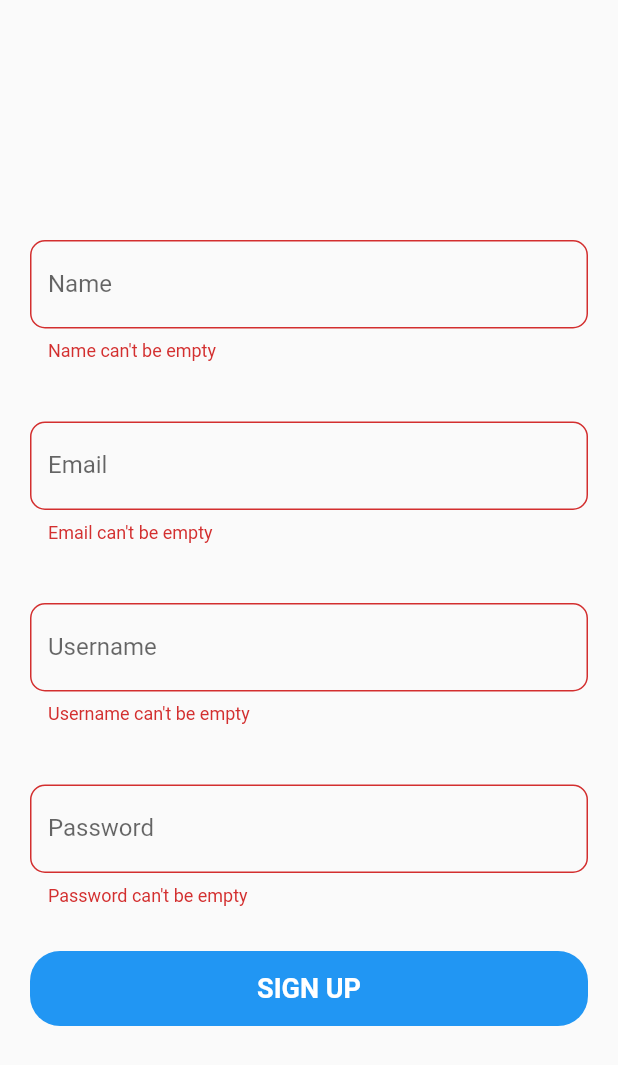
After one commit to gigili/did-you-buy-it-flutter, a Flutter app: the RegisterScreen screen opened by its route, after a tap on "SIGN UP", on a phone screen of 412 x 824 dp. The commit adds this screen. Shown: the top 1065 px of the screen. Run offline on Flutter 3.47's test engine with Material 2 defaults, Android fonts, the phone set to English and light mode, and no system bars; our stand-ins replace shared_preferences; accounts and stored records are empty.

Commit message:
Refactor all files and folders

```diff
--- /dev/null
+++ b/lib/ui/form/auth/register_form.dart
@@ -0,0 +1,138 @@
+import 'dart:convert';
+
+import 'package:did_you_buy_it/constants.dart';
+import 'package:did_you_buy_it/ui/widgets/rounded_button_widget.dart';
+import 'package:did_you_buy_it/utils/helpers.dart';
+import 'package:did_you_buy_it/utils/network_utility.dart';
+import 'package:did_you_buy_it/utils/types.dart';
+import 'package:flutter/material.dart';
+
+class RegisterForm extends StatefulWidget {
+  @override
+  _RegisterFormState createState() => _RegisterFormState();
+}
+
+class _RegisterFormState extends State<RegisterForm> {
+  final _formKey = GlobalKey<FormState>();
+  String? name = "";
+  String? email = "";
+  String? username = "";
+  String? password = "";
+
+  @override
+  Widget build(BuildContext context) {
+    return Form(
+      key: _formKey,
+      child: SingleChildScrollView(
+        child: Column(
+          children: [
+            Container(
+              child: Padding(
+                padding: paddingMediumAll,
+                child: TextFormField(
+                  decoration: defaultInputDecoration("Name", "Name"),
+                  validator: (value) {
+                    if (value == null || value.isEmpty) {
+                      return "Name can't be empty";
+                    }
+                    return null;
+                  },
+                  onSaved: (newValue) => name = newValue,
+                ),
+              ),
+            ),
+            Container(
+              child: Padding(
+                padding: paddingMediumAll,
+                child: TextFormField(
+                  decoration: defaultInputDecoration("Email", "Email"),
+                  autofillHints: [AutofillHints.email],
+                  validator: (value) {
+                    if (value == null || value.isEmpty) {
+                      return "Email can't be empty";
+                    }
+
+                    if (!value.contains("@") || !emailRegex.hasMatch(value)) {
+                      return "Invalid e-mail address";
+                    }
+
+                    return null;
+                  },
+                  onSaved: (newValue) => email = newValue,
+                ),
+              ),
+            ),
+            Container(
+              child: Padding(
+                padding: paddingMediumAll,
+                child: TextFormField(
+                  decoration: defaultInputDecoration("Username", "Username"),
+                  validator: (value) {
+                    if (value == null || value.isEmpty) {
+                      return "Username can't be empty";
+                    }
+                    return null;
+                  },
+                  onSaved: (newValue) => username = newValue,
+                ),
+              ),
+            ),
+            Container(
+              child: Padding(
+                padding: paddingMediumAll,
+                child: TextFormField(
+                  obscureText: true,
+                  decoration: defaultInputDecoration("Password", "Password"),
+                  validator: (value) {
+                    if (value == null || value.isEmpty) {
+                      return "Password can't be empty";
+                    }
+                    return null;
+                  },
+                  onSaved: (newValue) => password = newValue,
+                ),
+              ),
+            ),
+            Container(
+              height: 10,
+              child: SizedBox(height: 10),
+            ),
+            Container(
+              child: RoundedButtonWidget(
+                label: "SIGN UP",
+                onPress: () {
+                  if (_formKey.currentState!.validate()) {
+                    register();
+                  }
+                },
+              ),
+            ),
+          ],
+        ),
+      ),
+    );
+  }
+
+  void register() {
+    callAPI("/register", params: {
+      "name": name,
+      "email": email,
+      "username": username,
+      "password": hashStr(password!)
+    }, callback: (String data) {
+      var result = jsonDecode(data);
+      if (result["success"]) {
+        showMsgDialog(context,
+            title: "Registration successful", message: result["message"]);
+      } else {
+        showMsgDialog(context,
+            title: "Registration failed",
+            message: "Unable to register an account");
+      }
+    }, errorCallback: (int statusCode, String data) {
+      var result = jsonDecode(data);
+      showMsgDialog(context,
+          title: "Registration failed", message: result["error"]["message"]);
+    }, requestMethod: RequestMethod.POST);
+  }
+}
--- a/lib/screens/auth/password_reset.dart
+++ b/lib/ui/screens/auth/password_reset.dart
@@ -1,15 +1,14 @@
 import 'dart:convert';
-
-import 'package:did_you_buy_it/screens/auth/password_reset_form.dart';
+import 'package:did_you_buy_it/constants.dart';
+import 'package:did_you_buy_it/ui/form/auth/password_reset_form.dart';
+import 'package:did_you_buy_it/ui/widgets/rounded_button_widget.dart';
 import 'package:did_you_buy_it/utils/helpers.dart';
 import 'package:did_you_buy_it/utils/network_utility.dart';
 import 'package:did_you_buy_it/utils/types.dart';
-import 'package:did_you_buy_it/widgets/rounded_button_widget.dart';
 import 'package:flutter/material.dart';
 
-import '../../constants.dart';
-
 class ResetPassword extends StatefulWidget {
+  static String routeName = "/reset-password";
   @override
   _ResetPasswordState createState() => _ResetPasswordState();
 }
--- /dev/null
+++ b/lib/ui/screens/auth/register_screen.dart
@@ -0,0 +1,21 @@
+import 'package:did_you_buy_it/ui/form/auth/register_form.dart';
+import 'package:flutter/cupertino.dart';
+import 'package:flutter/material.dart';
+
+class RegisterScreen extends StatefulWidget {
+  static String routeName = "/register";
+  @override
+  _RegisterScreenState createState() => _RegisterScreenState();
+}
+
+class _RegisterScreenState extends State<RegisterScreen> {
+  @override
+  Widget build(BuildContext context) {
+    return Scaffold(
+      resizeToAvoidBottomInset: false,
+      body: Center(
+        child: RegisterForm(),
+      ),
+    );
+  }
+}
--- a/lib/screens/lists/main.dart
+++ b/lib/ui/screens/lists/main.dart
@@ -1,6 +1,7 @@
 import 'package:flutter/material.dart';
 
 class ListsScreen extends StatefulWidget {
+  static String routeName = "/lists";
   ListsScreen({Key? key}) : super(key: key);
 
   @override
--- /dev/null
+++ b/lib/ui/widgets/rounded_button_widget.dart
@@ -0,0 +1,34 @@
+import 'package:flutter/material.dart';
+
+class RoundedButtonWidget extends StatelessWidget {
+  final String label;
+  final void Function() onPress;
+
+  const RoundedButtonWidget({Key? key, required this.label, required this.onPress})
+      : super(key: key);
+
+  @override
+  Widget build(BuildContext context) {
+    return GestureDetector(
+      onTap: this.onPress,
+      child: Container(
+        height: 50,
+        margin: EdgeInsets.symmetric(horizontal: 20),
+        decoration: BoxDecoration(
+          borderRadius: BorderRadius.circular(20),
+          color: Colors.blue,
+        ),
+        child: Center(
+          child: Text(
+            this.label,
+            style: TextStyle(
+              fontWeight: FontWeight.bold,
+              fontSize: 18,
+              color: Colors.white,
+            ),
+          ),
+        ),
+      ),
+    );
+  }
+}
```
Also changed, not shown: lib/main.dart (+4 -23 lines), lib/routes.dart (added, +12 -0 lines), lib/screens/auth/password_reset_form.dart (deleted, +0 -51 lines), lib/screens/auth/register_screen.dart (deleted, +0 -164 lines), lib/ui/form/auth/login_form.dart (renamed from lib/form/auth/login_form.dart, +14 -16 lines), lib/ui/screens/auth/login_screen.dart (renamed from lib/screens/auth/login_screen.dart, +4 -7 lines), lib/ui/screens/home_screen.dart (added, +32 -0 lines), lib/widgets/rounded_button_widget.dart (deleted, +0 -34 lines).
